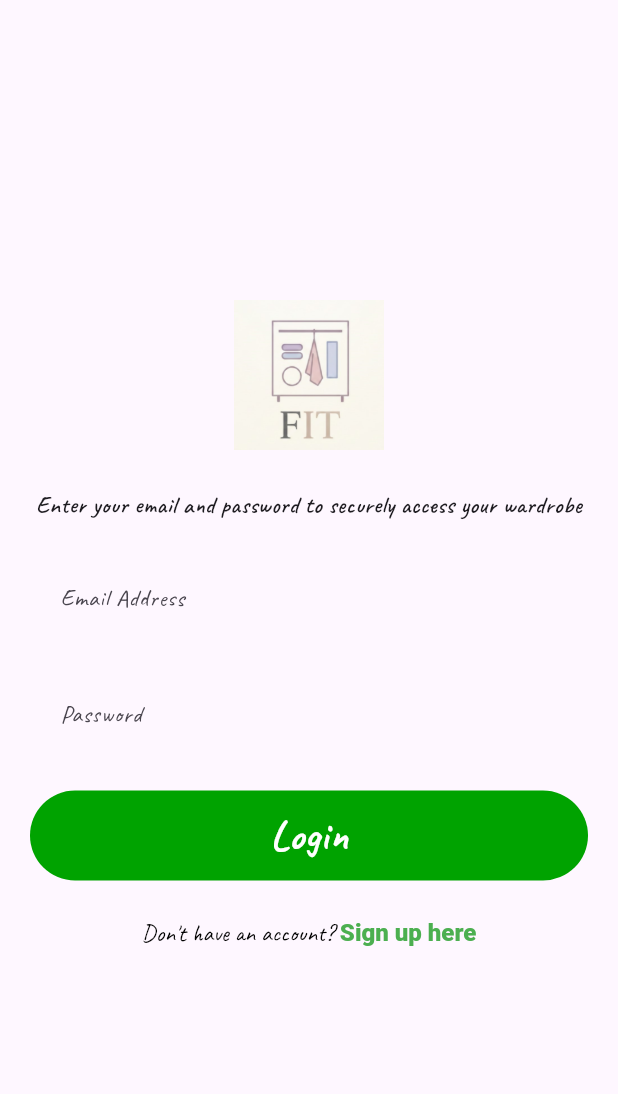
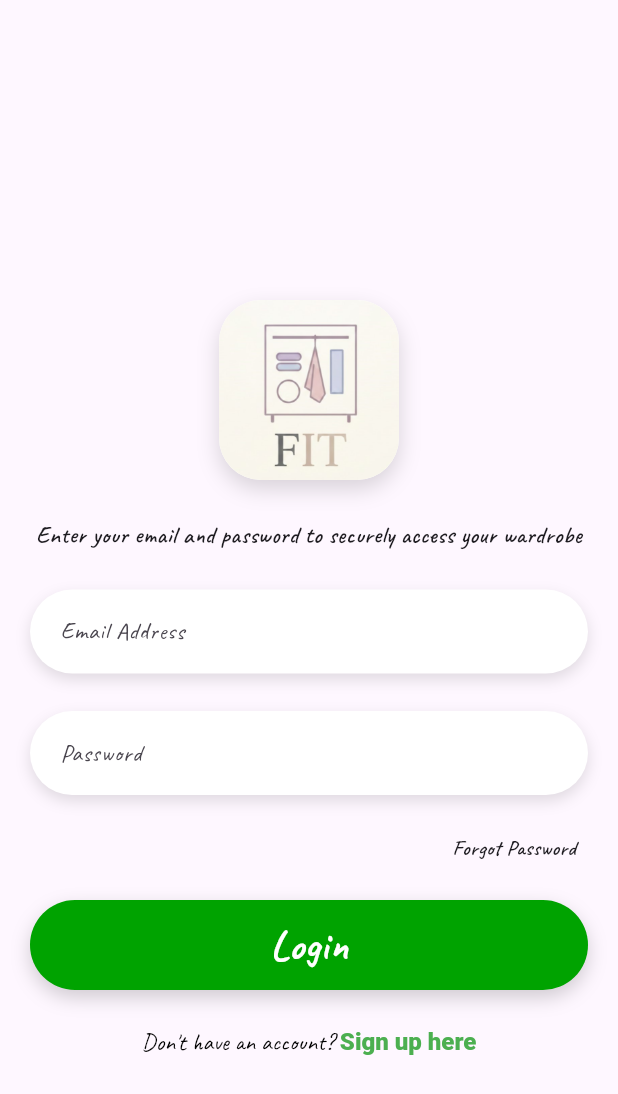
Before and after one commit to Nissan-Shrestha/FYP, a Flutter app: the screen it shows after launch, on a phone screen of 412 x 824 dp. Shown: the top 1094 px of the screen. Run offline on Flutter 3.47's test engine with Material 3 defaults, Android fonts, the phone set to English and light mode, and no system bars; our stand-ins replace firebase_auth, firebase_core, google_fonts; accounts and stored records are empty.

Commit message:
login screen ui completed

```diff
--- a/fit_app/lib/screens/auth/login_screen.dart
+++ b/fit_app/lib/screens/auth/login_screen.dart
@@ -1,3 +1,4 @@
+import 'package:fit_app/screens/auth/forgot_password_screen.dart';
 import 'package:fit_app/screens/nav/navigation_screen.dart';
 import 'package:flutter/material.dart';
 import 'package:provider/provider.dart';
@@ -48,11 +49,26 @@ class _LoginScreenState extends State<LoginScreen> {
           child: Column(
             children: [
               SizedBox(height: 150),
-              SizedBox(
-                height: 100,
-                width: 100,
-                child: Image.asset("assets/icons/fit logo.jpg"),
+              Container(
+                height: 120,
+                width: 120,
+                decoration: BoxDecoration(
+                  image: DecorationImage(
+                    fit: BoxFit.cover,
+                    image: AssetImage("assets/icons/fit logo.jpg"),
                   ),
+                  color: Colors.white,
+                  borderRadius: BorderRadius.circular(28),
+                  boxShadow: [
+                    BoxShadow(
+                      color: Colors.black.withOpacity(0.15),
+                      blurRadius: 12,
+                      offset: const Offset(0, 6),
+                    ),
+                  ],
+                ),
+              ),
+
               SizedBox(height: 25),
               Text(
                 "Enter your email and password to securely access your wardrobe",
@@ -64,7 +80,19 @@ class _LoginScreenState extends State<LoginScreen> {
               ),
               SizedBox(height: 25),
 
-              TextFormField(
+              Container(
+                decoration: BoxDecoration(
+                  color: Colors.white,
+                  borderRadius: BorderRadius.circular(100),
+                  boxShadow: [
+                    BoxShadow(
+                      color: Colors.black.withOpacity(0.12),
+                      blurRadius: 8,
+                      offset: const Offset(0, 4),
+                    ),
+                  ],
+                ),
+                child: TextFormField(
                   controller: _emailController,
                   decoration: InputDecoration(
                     hintText: 'Email Address',
@@ -72,22 +100,33 @@ class _LoginScreenState extends State<LoginScreen> {
                       fontSize: 16,
                       fontWeight: FontWeight.w400,
                     ),
-                  border: OutlineInputBorder(
-                    borderRadius: BorderRadius.circular(100),
-                    borderSide: BorderSide.none,
-                  ),
+                    border: InputBorder.none,
                     contentPadding: const EdgeInsets.symmetric(
-                    horizontal: 16,
-                    vertical: 14,
+                      horizontal: 20,
+                      vertical: 16,
                     ),
                   ),
                   validator: (value) => (value == null || !value.contains('@'))
                       ? 'Enter a valid email'
                       : null,
                 ),
+              ),
+
               SizedBox(height: 25),
 
-              TextFormField(
+              Container(
+                decoration: BoxDecoration(
+                  color: Colors.white,
+                  borderRadius: BorderRadius.circular(100),
+                  boxShadow: [
+                    BoxShadow(
+                      color: Colors.black.withOpacity(0.12),
+                      blurRadius: 8,
+                      offset: const Offset(0, 4),
+                    ),
+                  ],
+                ),
+                child: TextFormField(
                   controller: _passwordController,
                   obscureText: true,
                   decoration: InputDecoration(
@@ -96,19 +135,43 @@ class _LoginScreenState extends State<LoginScreen> {
                       fontSize: 16,
                       fontWeight: FontWeight.w400,
                     ),
-                  border: OutlineInputBorder(
-                    borderRadius: BorderRadius.circular(100),
-                    borderSide: BorderSide.none,
-                  ),
+                    border: InputBorder.none,
                     contentPadding: const EdgeInsets.symmetric(
-                    horizontal: 16,
-                    vertical: 14,
+                      horizontal: 20,
+                      vertical: 16,
                     ),
                   ),
                   validator: (value) => (value == null || value.length < 6)
                       ? 'Password too short'
                       : null,
                 ),
+              ),
+
+              SizedBox(height: 25),
+              Padding(
+                padding: const EdgeInsets.only(right: 8),
+                child: Align(
+                  alignment: Alignment.centerRight,
+                  child: GestureDetector(
+                    onTap: () {
+                      Navigator.push(
+                        context,
+                        MaterialPageRoute(
+                          builder: (_) => ForgotPasswordScreen(),
+                        ),
+                      );
+                    },
+                    child: Text(
+                      "Forgot Password",
+                      style: GoogleFonts.caveat(
+                        fontSize: 14,
+                        fontWeight: FontWeight.w600,
+                      ),
+                    ),
+                  ),
+                ),
+              ),
+
               SizedBox(height: 25),
 
               if (authVM.isLoading)
@@ -122,7 +185,15 @@ class _LoginScreenState extends State<LoginScreen> {
                     decoration: BoxDecoration(
                       borderRadius: BorderRadius.circular(100),
                       color: const Color(0xff00A300),
+                      boxShadow: [
+                        BoxShadow(
+                          color: Colors.black.withOpacity(0.18),
+                          blurRadius: 10,
+                          offset: const Offset(0, 5),
                         ),
+                      ],
+                    ),
+
                     child: Center(
                       child: Text(
                         "Login",
--- a/fit_app/pubspec.yaml
+++ b/fit_app/pubspec.yaml
@@ -63,7 +63,7 @@ flutter:
 
   # To add assets to your application, add an assets section, like this:
   assets:
-    - assets/images/
+    # - assets/images/
     - assets/icons/
 
   # An image asset can refer to one or more resolution-specific "variants", see
```
Also changed, not shown: fit_app/lib/screens/auth/forgot_password_screen.dart (added, +130 -0 lines). Lines whose indentation alone changed are shown as unchanged.
